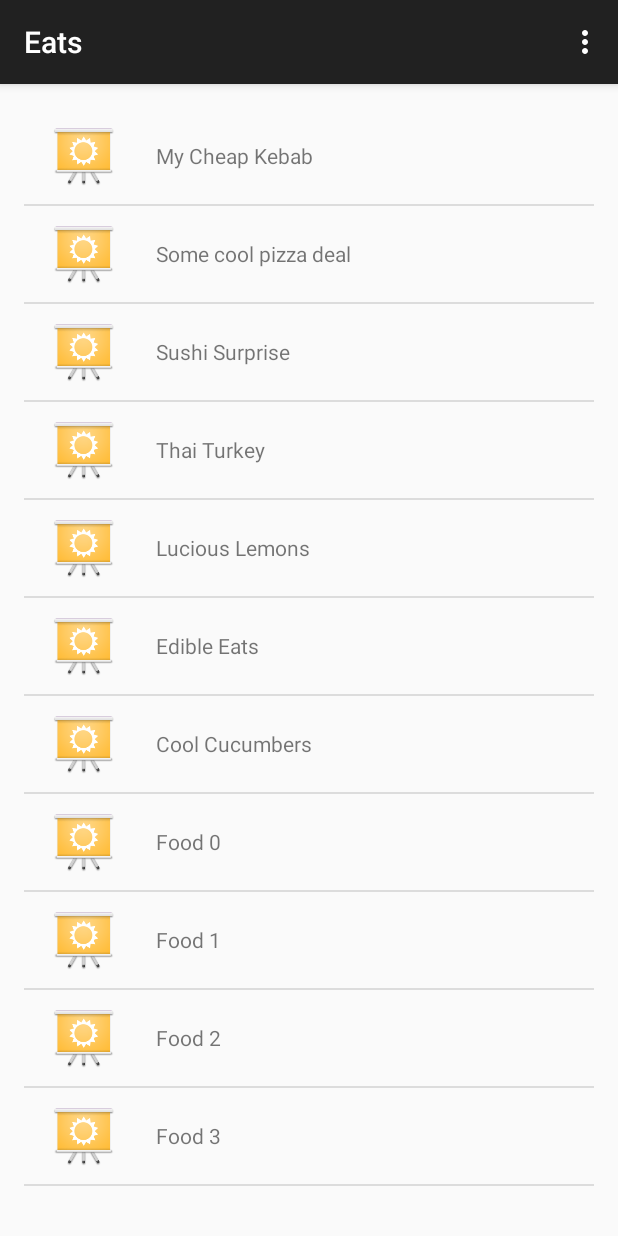
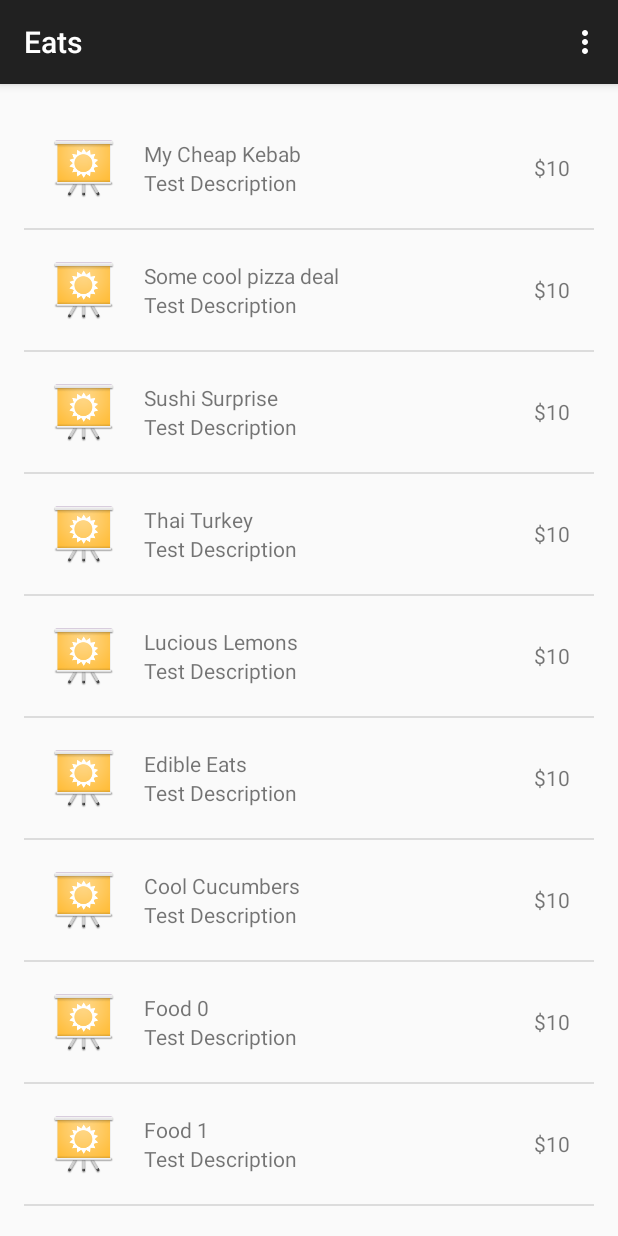
Before and after one commit to SDupZ/Eats, an Android app: the screen it shows after launch (MainActivity), on a phone screen of 412 x 824 dp. Run offline under Robolectric (Android 15) with nearby library versions, the phone set to English and light mode, and no system bars.

Commit message:
Added debug logs for lifecyle and Modified layout

```diff
--- a/app/src/main/java/com/sdp/apps/eats/MainActivity.java
+++ b/app/src/main/java/com/sdp/apps/eats/MainActivity.java
@@ -5,6 +5,7 @@ import android.net.Uri;
 import android.support.v7.app.ActionBarActivity;
 import android.support.v4.app.Fragment;
 import android.os.Bundle;
+import android.util.Log;
 import android.view.LayoutInflater;
 import android.view.Menu;
 import android.view.MenuItem;
@@ -22,6 +23,7 @@ import java.util.List;
 
 public class MainActivity extends ActionBarActivity {
 
+    private static String DEBUG_TAG = "SDUPZ DEBUG";
     @Override
     protected void onCreate(Bundle savedInstanceState) {
         super.onCreate(savedInstanceState);
@@ -33,6 +35,35 @@ public class MainActivity extends ActionBarActivity {
         }
     }
 
+    @Override
+    protected void onStart(){
+        super.onStart();
+        Log.d(DEBUG_TAG, "onStart");
+    }
+
+    @Override
+    protected void onResume(){
+        super.onResume();
+        Log.d(DEBUG_TAG, "onResume");
+    }
+
+    @Override
+    protected void onPause(){
+        super.onPause();
+        Log.d(DEBUG_TAG, "onPause");
+    }
+
+    @Override
+    protected void onStop(){
+        super.onStop();
+        Log.d(DEBUG_TAG, "onStop");
+    }
+
+    @Override
+    protected void onDestroy(){
+        super.onDestroy();
+        Log.d(DEBUG_TAG, "onDestroy");
+    }
 
     @Override
     public boolean onCreateOptionsMenu(Menu menu) {
@@ -87,7 +118,7 @@ public class MainActivity extends ActionBarActivity {
             List<String> currentDeals = new ArrayList<String>(Arrays.asList(dummyData));
 
             dealsAdapter = new ArrayAdapter<String>(getActivity(),
-                    R.layout.list_item_deals, R.id.list_item_deals_textview, currentDeals);
+                    R.layout.list_item_deals, R.id.list_item_buisness_name, currentDeals);
 
             View rootView = inflater.inflate(R.layout.fragment_main, container, false);
 
--- a/app/src/main/res/layout/list_item_deals.xml
+++ b/app/src/main/res/layout/list_item_deals.xml
@@ -2,12 +2,11 @@
 
 <LinearLayout xmlns:android="http://schemas.android.com/apk/res/android"
     android:layout_width="match_parent"
-    android:layout_height="match_parent"
-    android:paddingLeft="16dp"
-    android:paddingRight="16dp"
+    android:layout_height="wrap_content"
+    android:gravity="center_vertical"
+    android:minHeight="?android:attr/listPreferredItemHeight"
     android:orientation="horizontal"
-    android:minHeight="?android:attr/listPreferredItemHeight"
-    android:gravity="center_vertical">
+    android:padding="16dp">
 
     <ImageView
         android:id="@+id/imageView1"
@@ -15,11 +14,30 @@
         android:layout_height="wrap_content"
         android:src="@drawable/ic_launcher" />
 
+    <LinearLayout
+        android:layout_width="0dp"
+        android:layout_height="wrap_content"
+        android:orientation="vertical"
+        android:paddingLeft="16dp"
+        android:layout_weight="1">
+
+        <TextView
+            android:id="@+id/list_item_buisness_name"
+            android:layout_height="wrap_content"
+            android:layout_width="wrap_content"/>
+
+        <TextView
+            android:id="@+id/list_item_small_deal_description"
+            android:layout_width="wrap_content"
+            android:layout_height="wrap_content"
+            android:text="Test Description"/>
+
+    </LinearLayout>
+
     <TextView
-        android:paddingLeft="24dp"
-        android:layout_width="match_parent"
-        android:layout_height="match_parent"
-        android:gravity="center_vertical"
-        android:id="@+id/list_item_deals_textview"/>
+        android:id="@+id/list_item_price"
+        android:layout_width="wrap_content"
+        android:layout_height="wrap_content"
+        android:text="$10"/>
 
 </LinearLayout>
```
